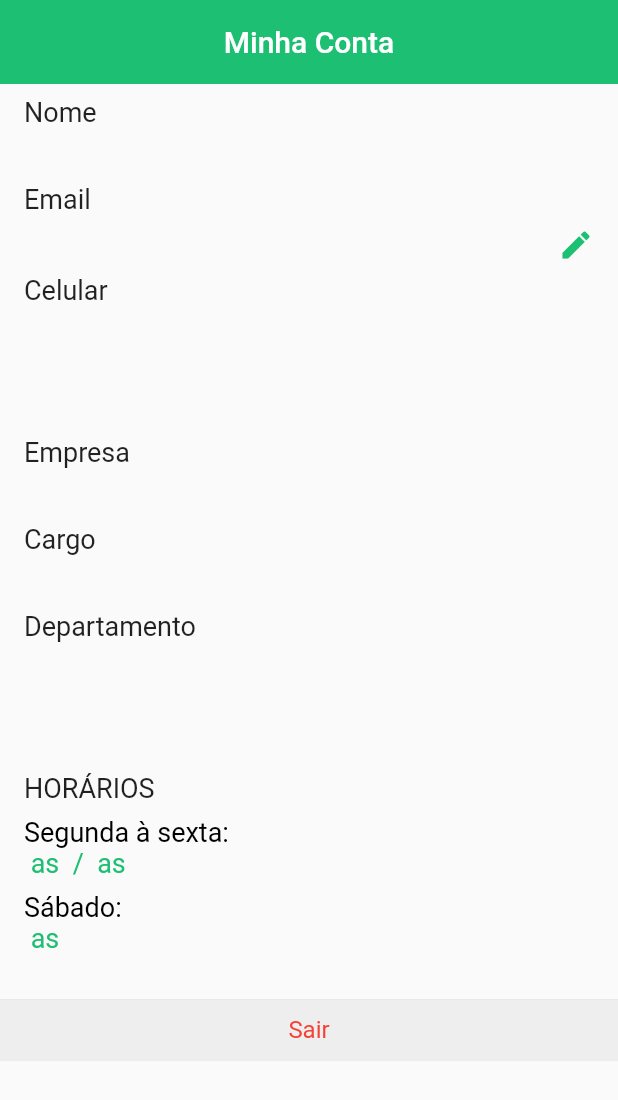
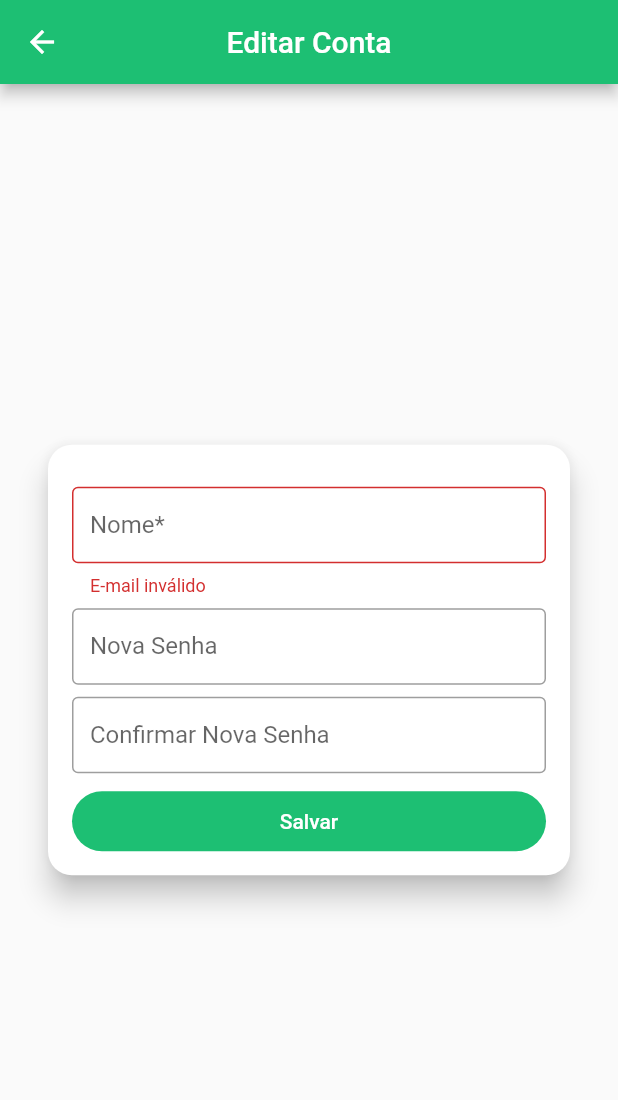
Before and after one commit to upPlay-company/via-ponto, a Flutter app: the PerfilScreen screen opened directly, after a tap on the "edit" icon, on a phone screen of 412 x 824 dp. Shown: the top 1100 px of the screen. Run offline on Flutter 3.47's test engine with Material 2 defaults, Android fonts, the phone set to English and light mode, and no system bars; our stand-ins replace bubble_tab_indicator, date_picker_timeline, flutter_mobx, get_it, mobx, parse_server_sdk_flutter; missing offline and left inert: bmnav, slide_digital_clock; accounts and stored records are empty; generated files the repository leaves out were written again.

Commit message:
commit - edit conta user - finalizado - Alexandre

```diff
--- a/lib/repository/user_repository.dart
+++ b/lib/repository/user_repository.dart
@@ -70,8 +70,7 @@ class UserRepository {
     final ParseUser parseUser = await ParseUser.currentUser();
 
     if (parseUser != null) {
-      parseUser.set<String>(keyUserName, user.name);
-      parseUser.set<String>(keyUserPhone, user.phone);
+      parseUser.set<String>(keyUserEmail, user.email);
 
       if (user.password != null) {
         parseUser.password = user.password;
@@ -87,9 +86,6 @@ class UserRepository {
 
         final loginResponse =
         await ParseUser(user.email, user.password, user.email).login();
-
-        if (!loginResponse.success)
-          return Future.error(ParseErrors.getDescription(response.error.code));
       }
     }
   }
--- /dev/null
+++ b/lib/screens/account/edit_account_screen.dart
@@ -0,0 +1,132 @@
+import 'package:flutter/material.dart';
+import 'package:flutter_mobx/flutter_mobx.dart';
+import 'package:get_it/get_it.dart';
+import 'package:mobx/mobx.dart';
+import 'package:viaponto_oficial/common/error_box.dart';
+import 'package:viaponto_oficial/screens/inicial/components/inicial_tile.dart';
+import 'package:viaponto_oficial/store/edit_account_store.dart';
+import 'package:viaponto_oficial/store/user_manager_store.dart';
+
+
+class EditAccountScreen extends StatefulWidget {
+  @override
+  _EditAccountScreenState createState() => _EditAccountScreenState();
+}
+
+class _EditAccountScreenState extends State<EditAccountScreen> {
+
+  final EditAccountStore store = EditAccountStore();
+
+  final UserManagerStore userManagerStore = GetIt.I<UserManagerStore>();
+
+  @override
+  void initState() {
+    super.initState();
+
+    when((_) => store.saveAd, () {
+        userManagerStore.logout();
+        Navigator.of(context)
+            .push(MaterialPageRoute(builder: (_) => InicialTile()));
+      });
+  }
+
+  @override
+  Widget build(BuildContext context) {
+    return Scaffold(
+      appBar: AppBar(
+        title: Text('Editar Conta', style: TextStyle(color: Colors.white)),
+        iconTheme: IconThemeData(color: Colors.white),
+        centerTitle: true,
+      ),
+      body: Center(
+        child: SingleChildScrollView(
+          child: Card(
+            margin: const EdgeInsets.symmetric(horizontal: 32),
+            shape: RoundedRectangleBorder(
+              borderRadius: BorderRadius.circular(16),
+            ),
+            elevation: 8,
+            child: Padding(
+              padding: const EdgeInsets.all(16),
+              child: Column(
+                crossAxisAlignment: CrossAxisAlignment.stretch,
+                mainAxisSize: MainAxisSize.min,
+                children: [
+                  const SizedBox(height: 12),
+                  Observer(builder: (_) {
+                    return TextFormField(
+                      initialValue: store.email,
+                      enabled: !store.loading,
+                      decoration: InputDecoration(
+                        border: OutlineInputBorder(),
+                        isDense: true,
+                        labelText: 'Nome*',
+                        errorText: store.emailError,
+                      ),
+                      onChanged: store.setEmail,
+                    );
+                  }),
+                  const SizedBox(height: 8),
+                  Observer(builder: (_) {
+                    return TextFormField(
+                      enabled: !store.loading,
+                      decoration: InputDecoration(
+                        border: OutlineInputBorder(),
+                        isDense: true,
+                        labelText: 'Nova Senha',
+                      ),
+                      obscureText: true,
+                      onChanged: store.setPass1,
+                    );
+                  }),
+                  const SizedBox(height: 8),
+                  Observer(builder: (_) {
+                    return TextFormField(
+                      enabled: !store.loading,
+                      decoration: InputDecoration(
+                        border: OutlineInputBorder(),
+                        isDense: true,
+                        labelText: 'Confirmar Nova Senha',
+                        errorText: store.passError,
+                      ),
+                      obscureText: true,
+                      onChanged: store.setPass2,
+                    );
+                  }),
+                  const SizedBox(height: 12),
+                  Observer(builder: (_) {
+                    return SizedBox(
+                      height: 40,
+                      // ignore: deprecated_member_use
+                      child: RaisedButton(
+                        shape: RoundedRectangleBorder(
+                          borderRadius: BorderRadius.circular(20),
+                        ),
+                        color: Theme.of(context).primaryColor,
+                        disabledColor: Theme.of(context).primaryColor.withAlpha(100),
+                        elevation: 0,
+                        textColor: Colors.white,
+                        child: store.loading
+                            ? CircularProgressIndicator(
+                          valueColor:
+                          AlwaysStoppedAnimation(Colors.white),
+                        )
+                            : Text('Salvar'),
+                        onPressed: store.savePressed,
+                      ),
+                    );
+                  }),
+                  Observer(builder: (_) {
+                    return ErrorBox(
+                      message: store.error,
+                    );
+                  }),
+                ],
+              ),
+            ),
+          ),
+        ),
+      ),
+    );
+  }
+}
--- a/lib/screens/perfil/perfil_screen.dart
+++ b/lib/screens/perfil/perfil_screen.dart
@@ -1,5 +1,6 @@
 import 'package:flutter/material.dart';
 import 'package:get_it/get_it.dart';
+import 'package:viaponto_oficial/screens/account/edit_account_screen.dart';
 import 'package:viaponto_oficial/screens/inicial/components/inicial_tile.dart';
 import 'package:viaponto_oficial/store/user_manager_store.dart';
 
@@ -43,9 +44,11 @@ class PerfilScreen extends StatelessWidget {
                 child: Row(
                   mainAxisAlignment: MainAxisAlignment.spaceBetween,
                   children: [
-                    Text(userManagerStore.user.email, style: TextStyle(fontSize: 18, color: primary),),
+                    Text(userManagerStore.user.email, style: TextStyle(fontSize: 18, color: primary)),
                     GestureDetector(
-                        onTap: (){},
+                        onTap: (){
+                          Navigator.of(context).push(MaterialPageRoute(builder: (_) => EditAccountScreen()));
+                        },
                         child: Icon(Icons.edit, color: primary,))
                   ],
                 )),
```
Also changed, not shown: lib/store/edit_account_store.dart (added, +90 -0 lines), lib/store/edit_account_store.g.dart (added).
